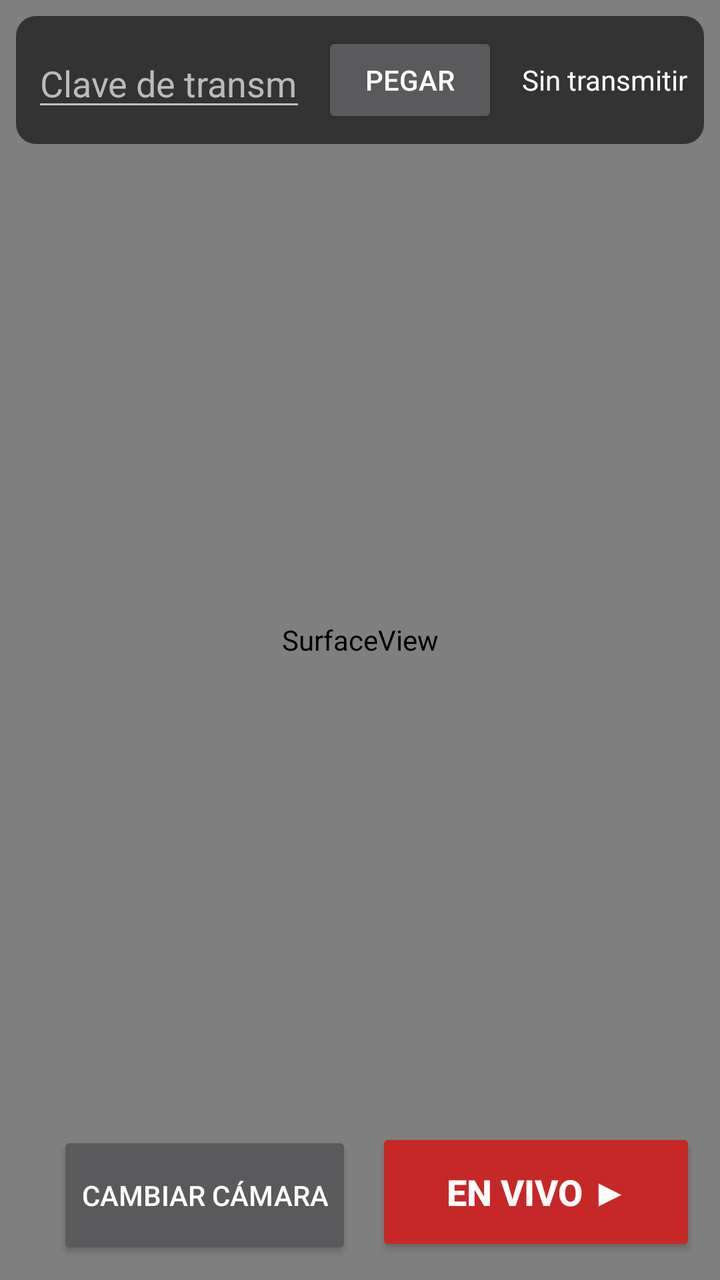
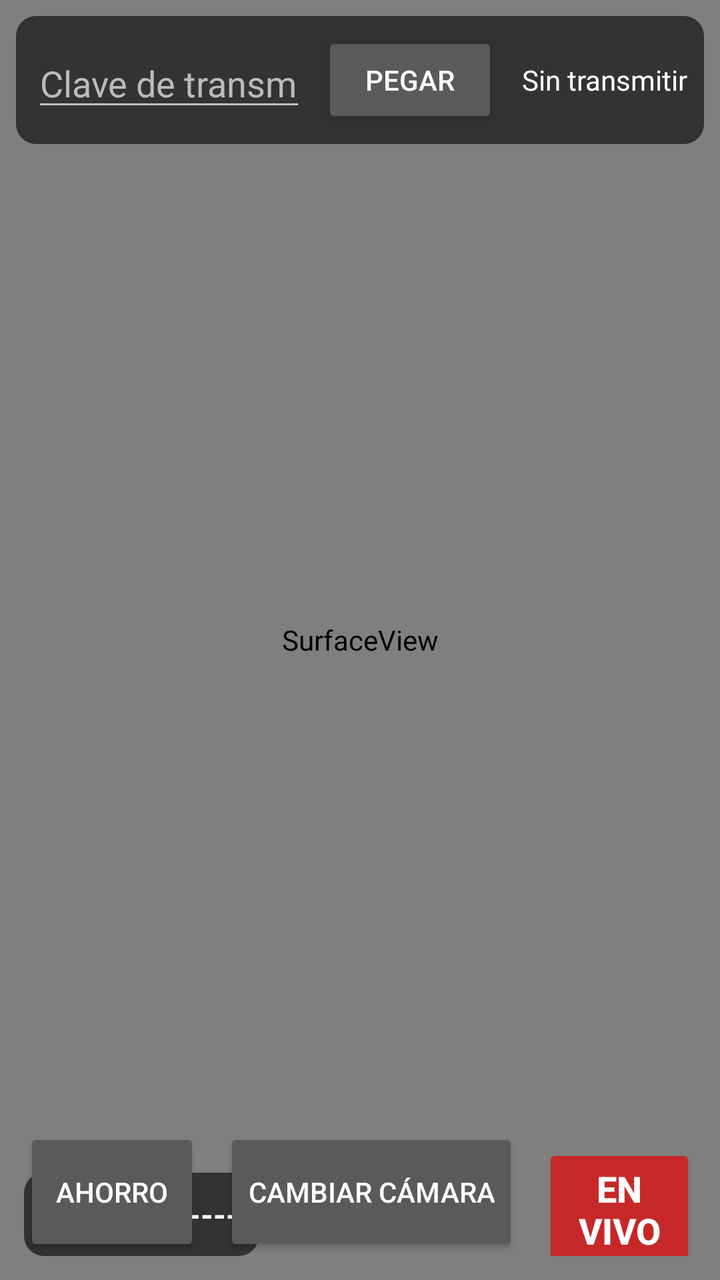

Compare the two renders of this Android layout. The source of the first and the diff that turns it into the second are given below.
<!-- AndroidManifest.xml: application theme Theme.LaPenaLive -->
<!-- res/layout/activity_main.xml -->
<?xml version="1.0" encoding="utf-8"?>
<FrameLayout xmlns:android="http://schemas.android.com/apk/res/android"
  android:layout_width="match_parent"
  android:layout_height="match_parent"
  android:keepScreenOn="true"
  android:background="@android:color/black">

  <SurfaceView
    android:id="@+id/surfaceView"
    android:layout_width="match_parent"
    android:layout_height="match_parent" />

  
  <LinearLayout
    android:layout_width="match_parent"
    android:layout_height="wrap_content"
    android:layout_gravity="top"
    android:layout_margin="8dp"
    android:background="@drawable/panel_bg"
    android:orientation="horizontal"
    android:padding="8dp"
    android:gravity="center_vertical">

    <EditText
      android:id="@+id/etKey"
      android:layout_width="0dp"
      android:layout_height="wrap_content"
      android:layout_weight="1"
      android:hint="@string/hint_key"
      android:inputType="textPassword"
      android:imeOptions="actionDone|flagNoExtractUi|flagNoFullscreen"
      android:singleLine="true"
      android:textColor="@android:color/white"
      android:textColorHint="#BBBBBB" />

    <Button
      android:id="@+id/btnPaste"
      android:layout_width="wrap_content"
      android:layout_height="wrap_content"
      android:layout_marginStart="8dp"
      android:text="PEGAR" />

    <TextView
      android:id="@+id/tvStatus"
      android:layout_width="wrap_content"
      android:layout_height="wrap_content"
      android:layout_marginStart="12dp"
      android:text="Sin transmitir"
      android:textColor="@android:color/white"
      android:textSize="14sp" />
  </LinearLayout>

  
  <LinearLayout
    android:layout_width="wrap_content"
    android:layout_height="wrap_content"
    android:layout_gravity="bottom|end"
    android:layout_margin="12dp"
    android:orientation="horizontal">

    <Button
      android:id="@+id/btnSwitch"
      android:layout_width="wrap_content"
      android:layout_height="64dp"
      android:layout_marginEnd="12dp"
      android:text="@string/switch_camera" />

    <Button
      android:id="@+id/btnStartStop"
      android:layout_width="wrap_content"
      android:layout_height="64dp"
      android:minWidth="160dp"
      android:backgroundTint="#C62828"
      android:textColor="@android:color/white"
      android:textStyle="bold"
      android:textSize="18sp"
      android:text="@string/start" />
  </LinearLayout>
</FrameLayout>
<!-- resources referenced by this layout -->
<resources>
  <!-- drawable panel_bg (drawable) -->
  <?xml version="1.0" encoding="utf-8"?>
  <shape xmlns:android="http://schemas.android.com/apk/res/android">
    <solid android:color="#99000000" />
    <corners android:radius="10dp" />
  </shape>
  <string name="hint_key">Clave de transmisión de YouTube</string>
  <string name="start">EN VIVO ▶</string>
  <string name="switch_camera">Cambiar cámara</string>
  <style name="Theme.LaPenaLive" parent="Theme.AppCompat.NoActionBar">
      <item name="android:windowFullscreen">true</item>
      <item name="android:windowBackground">@android:color/black</item>
      <item name="colorPrimary">#C62828</item>
      <item name="colorAccent">#C62828</item>
    </style>
</resources>

<!-- the commit's change to res/layout/activity_main.xml (unified diff, before → after) -->
@@ -1,5 +1,6 @@
 <?xml version="1.0" encoding="utf-8"?>
 <FrameLayout xmlns:android="http://schemas.android.com/apk/res/android"
+  android:id="@+id/root"
   android:layout_width="match_parent"
   android:layout_height="match_parent"
   android:keepScreenOn="true"
@@ -12,6 +13,7 @@
 
   
   <LinearLayout
+    android:id="@+id/topPanel"
     android:layout_width="match_parent"
     android:layout_height="wrap_content"
     android:layout_gravity="top"
@@ -51,12 +53,33 @@
   </LinearLayout>
 
   
+  <TextView
+    android:id="@+id/tvCode"
+    android:layout_width="wrap_content"
+    android:layout_height="wrap_content"
+    android:layout_gravity="bottom|start"
+    android:layout_margin="12dp"
+    android:background="@drawable/panel_bg"
+    android:padding="10dp"
+    android:text="Código: ------"
+    android:textColor="@android:color/white"
+    android:textSize="16sp"
+    android:textStyle="bold" />
+
+  
   <LinearLayout
     android:layout_width="wrap_content"
     android:layout_height="wrap_content"
     android:layout_gravity="bottom|end"
     android:layout_margin="12dp"
     android:orientation="horizontal">
+
+    <Button
+      android:id="@+id/btnSaver"
+      android:layout_width="wrap_content"
+      android:layout_height="64dp"
+      android:layout_marginEnd="12dp"
+      android:text="AHORRO" />
 
     <Button
       android:id="@+id/btnSwitch"
@@ -76,4 +99,16 @@
       android:textSize="18sp"
       android:text="@string/start" />
   </LinearLayout>
+
+  
+  <TextView
+    android:id="@+id/saverCover"
+    android:layout_width="match_parent"
+    android:layout_height="match_parent"
+    android:background="#FF000000"
+    android:gravity="center"
+    android:text="Modo ahorro · la transmisión sigue\nTocá la pantalla para volver"
+    android:textColor="#555555"
+    android:textSize="16sp"
+    android:visibility="gone" />
 </FrameLayout>
<!-- resource entries referenced after the edit -->
@@ -12,7 +12,7 @@
   <style name="Theme.LaPenaLive" parent="Theme.AppCompat.NoActionBar">
       <item name="android:windowFullscreen">true</item>
       <item name="android:windowBackground">@android:color/black</item>
-      <item name="colorPrimary">#C62828</item>
+      <item name="colorPrimary">#7A1F2B</item>
       <item name="colorAccent">#C62828</item>
     </style>
 </resources>
